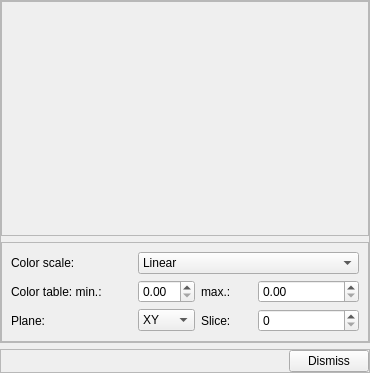
Above: imagejockey/widgets/ijgridviewerwidget.ui from PauloCarvalhoRJ/gammaray before the change. Below: the same form after it.
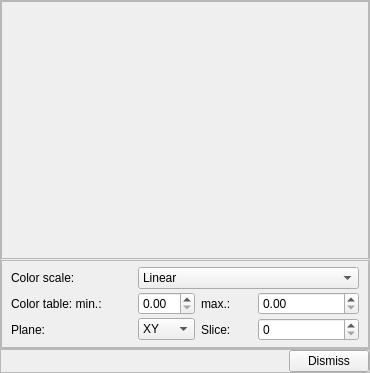
That is the form after the change.

Commit message: Replaced discrete widgets with IJGridViewerWidget (reuse) in SVDAnalysisDialog.

```diff
--- a/imagejockey/widgets/ijgridviewerwidget.ui
+++ b/imagejockey/widgets/ijgridviewerwidget.ui
@@ -14,6 +14,9 @@
    <string>Dialog</string>
   </property>
   <layout class="QVBoxLayout" name="verticalLayout_2">
+   <property name="spacing">
+    <number>0</number>
+   </property>
    <property name="leftMargin">
     <number>0</number>
    </property>
@@ -35,6 +38,9 @@
       <enum>QFrame::Raised</enum>
      </property>
      <layout class="QVBoxLayout" name="verticalLayout_3">
+      <property name="spacing">
+       <number>1</number>
+      </property>
       <property name="leftMargin">
        <number>0</number>
       </property>
@@ -61,7 +67,23 @@
         <property name="frameShadow">
          <enum>QFrame::Raised</enum>
         </property>
-        <layout class="QVBoxLayout" name="verticalLayout_4"/>
+        <layout class="QVBoxLayout" name="verticalLayout_4">
+         <property name="spacing">
+          <number>1</number>
+         </property>
+         <property name="leftMargin">
+          <number>1</number>
+         </property>
+         <property name="topMargin">
+          <number>1</number>
+         </property>
+         <property name="rightMargin">
+          <number>1</number>
+         </property>
+         <property name="bottomMargin">
+          <number>1</number>
+         </property>
+        </layout>
        </widget>
       </item>
       <item>
@@ -79,6 +101,21 @@
          <enum>QFrame::Raised</enum>
         </property>
         <layout class="QGridLayout" name="gridLayout">
+         <property name="leftMargin">
+          <number>9</number>
+         </property>
+         <property name="topMargin">
+          <number>6</number>
+         </property>
+         <property name="bottomMargin">
+          <number>6</number>
+         </property>
+         <property name="horizontalSpacing">
+          <number>6</number>
+         </property>
+         <property name="verticalSpacing">
+          <number>3</number>
+         </property>
          <item row="1" column="0" colspan="2">
           <widget class="QLabel" name="label">
            <property name="text">
```
The commit also changes 4 other files.
